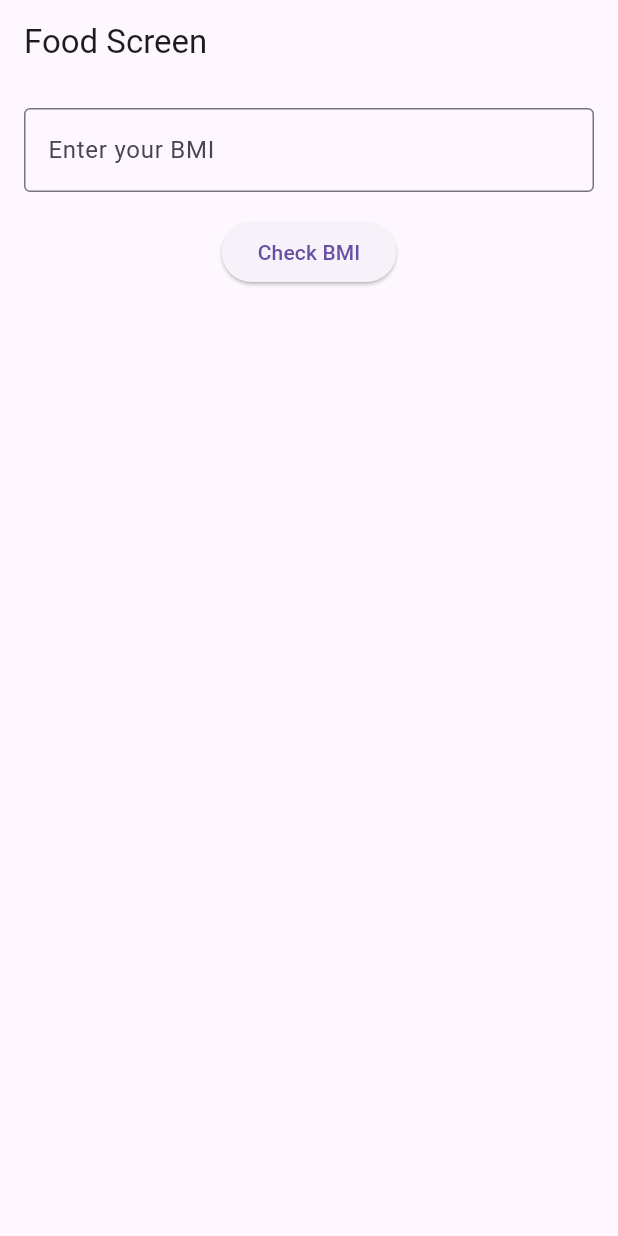
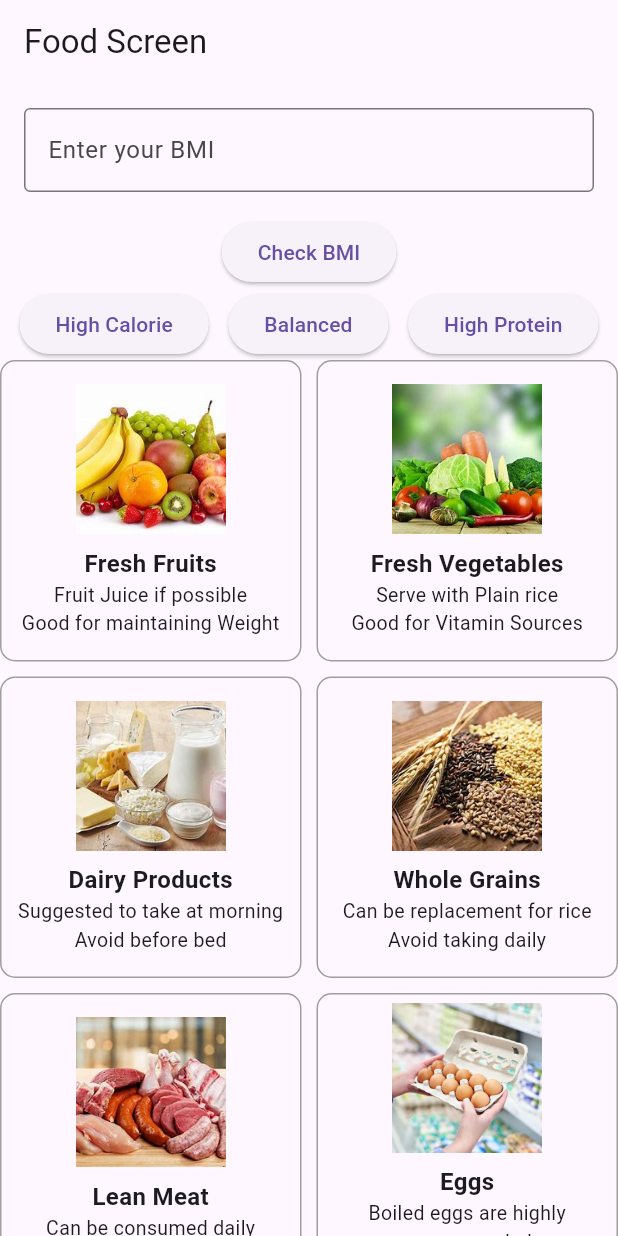
Before and after one commit to puuq/fitnessapp, a Flutter app: the FoodScreen screen opened directly, on a phone screen of 412 x 824 dp. Run offline on Flutter 3.47's test engine with Material 3 defaults, Android fonts, the phone set to English and light mode, and no system bars; our stand-ins replace image_picker.

Commit message:
done with foodscreen

```diff
--- a/lib/pages/subpages/FoodScreen.dart
+++ b/lib/pages/subpages/FoodScreen.dart
@@ -70,40 +70,40 @@ class _FoodScreenState extends State<FoodScreen> {
     ],
     'normal': [
       {
-        'name': 'Chicken Breast',
-        'image': 'assets/foods/chicken.png',
-        'calorie': '300 cal',
-        'protein': '25 g protein',
+        'name': 'Fresh Fruits',
+        'image': 'assets/foods/fruits.png',
+        'calorie': 'Fruit Juice if possible',
+        'protein': 'Good for maintaining Weight',
       },
       {
-        'name': 'Chickpeas',
-        'image': 'assets/foods/chickpeas.png',
-        'calorie': '300 cal',
-        'protein': '25 g protein',
+        'name': 'Fresh Vegetables',
+        'image': 'assets/foods/veggie.png',
+        'calorie': 'Serve with Plain rice',
+        'protein': 'Good for Vitamin Sources',
       },
       {
-        'name': 'Egg',
-        'image': 'assets/foods/egg.png',
-        'calorie': '300 cal',
-        'protein': '25 g protein',
+        'name': 'Dairy Products',
+        'image': 'assets/foods/dairy.png',
+        'calorie': 'Suggested to take at morning',
+        'protein': 'Avoid before bed',
       },
       {
-        'name': 'Lentils',
-        'image': 'assets/foods/lentils.png',
-        'calorie': '300 cal',
-        'protein': '25 g protein',
+        'name': 'Whole Grains',
+        'image': 'assets/foods/grains.png',
+        'calorie': 'Can be replacement for rice',
+        'protein': 'Avoid taking daily',
       },
       {
-        'name': 'Shrimp',
-        'image': 'assets/foods/shrimp.png',
-        'calorie': '300 cal',
-        'protein': '25 g protein',
+        'name': 'Lean Meat',
+        'image': 'assets/foods/meat.png',
+        'calorie': 'Can be consumed daily',
+        'protein': 'Avoid deep fried',
       },
       {
-        'name': 'Tofu',
-        'image': 'assets/foods/tofu.png',
-        'calorie': '300 cal',
-        'protein': '25 g protein',
+        'name': 'Eggs',
+        'image': 'assets/foods/egg.png',
+        'calorie': 'Boiled eggs are highly recommended',
+        'protein': '',
       },
     ],
     'overweight': [
@@ -146,6 +146,12 @@ class _FoodScreenState extends State<FoodScreen> {
     ],
   };
 
+  @override
+  void initState() {
+    super.initState();
+    _foodItems = foodOptions['normal']!; // Default to normal foods
+  }
+
   void _checkBMI() {
     final double? bmi = double.tryParse(_bmiController.text);
     if (bmi == null) {
@@ -158,20 +164,30 @@ class _FoodScreenState extends State<FoodScreen> {
 
     if (bmi < 18.5) {
       setState(() {
-        _feedback = 'You are underweight';
-        _foodItems = foodOptions['underweight']!; // Ensure it's a list of maps
+        _feedback =
+            'You are underweight, Try gaining some weight with the foods listed below!';
+        _foodItems = foodOptions['underweight']!;
       });
     } else if (bmi >= 18.5 && bmi <= 24.5) {
       setState(() {
-        _feedback = 'You are balanced';
-        _foodItems = foodOptions['normal']!; // Ensure it's a list of maps
+        _feedback =
+            'You are balanced, Below are some normal healthy meals for you!';
+        _foodItems = foodOptions['normal']!;
       });
     } else {
       setState(() {
-        _feedback = 'You are overweight';
-        _foodItems = foodOptions['overweight']!; // Ensure it's a list of maps
+        _feedback =
+            'You are overweight, Check some low calorie high protein foods below!';
+        _foodItems = foodOptions['overweight']!;
       });
     }
+  }
+
+  void _showFoodList(String category) {
+    setState(() {
+      _foodItems = foodOptions[category]!;
+      _feedback = ''; // Clear feedback when showing food list
+    });
   }
 
   @override
@@ -197,6 +213,24 @@ class _FoodScreenState extends State<FoodScreen> {
           ElevatedButton(
             onPressed: _checkBMI,
             child: const Text('Check BMI'),
+          ),
+          // Buttons to show food lists
+          Row(
+            mainAxisAlignment: MainAxisAlignment.spaceEvenly,
+            children: [
+              ElevatedButton(
+                onPressed: () => _showFoodList('underweight'),
+                child: const Text('High Calorie'),
+              ),
+              ElevatedButton(
+                onPressed: () => _showFoodList('normal'),
+                child: const Text('Balanced'),
+              ),
+              ElevatedButton(
+                onPressed: () => _showFoodList('overweight'),
+                child: const Text('High Protein'),
+              ),
+            ],
           ),
           if (_feedback.isNotEmpty)
             Padding(
@@ -243,21 +277,15 @@ class _FoodScreenState extends State<FoodScreen> {
                       ),
                       // Display calorie
                       Text(
-                        _foodItems[index]['calorie'] ??
-                            'N/A', // Use ?? for safety
+                        _foodItems[index]['calorie'] ?? 'N/A',
                         textAlign: TextAlign.center,
-                        style: const TextStyle(
-                          fontSize: 13.0,
-                        ),
+                        style: const TextStyle(fontSize: 13.0),
                       ),
                       // Display protein
                       Text(
-                        _foodItems[index]['protein'] ??
-                            'N/A', // Use ?? for safety
+                        _foodItems[index]['protein'] ?? 'N/A',
                         textAlign: TextAlign.center,
-                        style: const TextStyle(
-                          fontSize: 13.0,
-                        ),
+                        style: const TextStyle(fontSize: 13.0),
                       ),
                     ],
                   ),
--- a/pubspec.yaml
+++ b/pubspec.yaml
@@ -85,6 +85,11 @@ flutter:
       - assets/foods/steak.png
       - assets/foods/potato.png
       - assets/foods/nuts.jfif
+      - assets/foods/fruits.png
+      - assets/foods/veggie.png
+      - assets/foods/dairy.png
+      - assets/foods/grains.png
+      - assets/foods/meat.png
   #   - images/a_dot_burr.jpeg
   #   - images/a_dot_ham.jpeg
 
```
Also changed, not shown: lib/pages/subpages/ProfileScreen.dart (+16 -15 lines), assets/foods/dairy.png (added), assets/foods/fruits.png (added), assets/foods/grains.png (added), assets/foods/meat.png (added), assets/foods/veggie.png (added).
